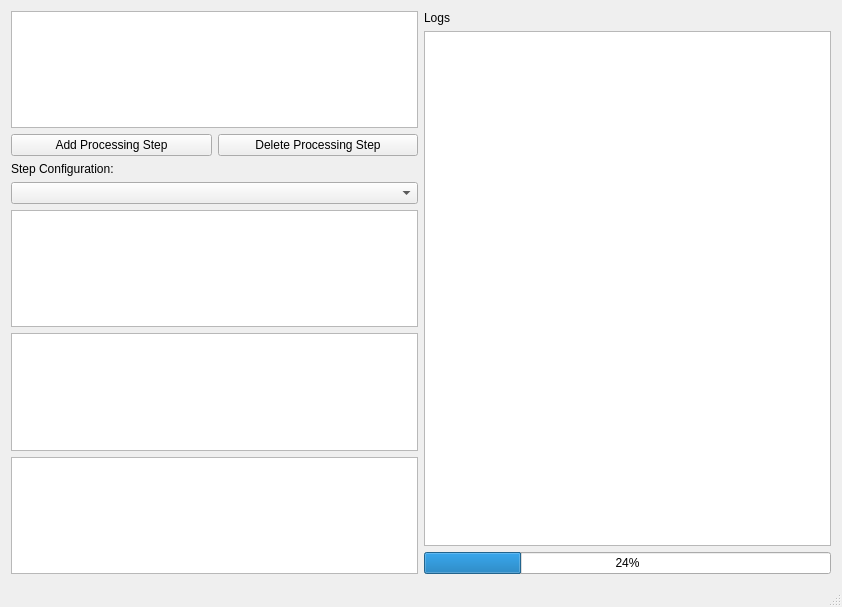
TU-Berlin-CVRS/uipf, file code/gui/mainwindow.ui: the form before one commit.
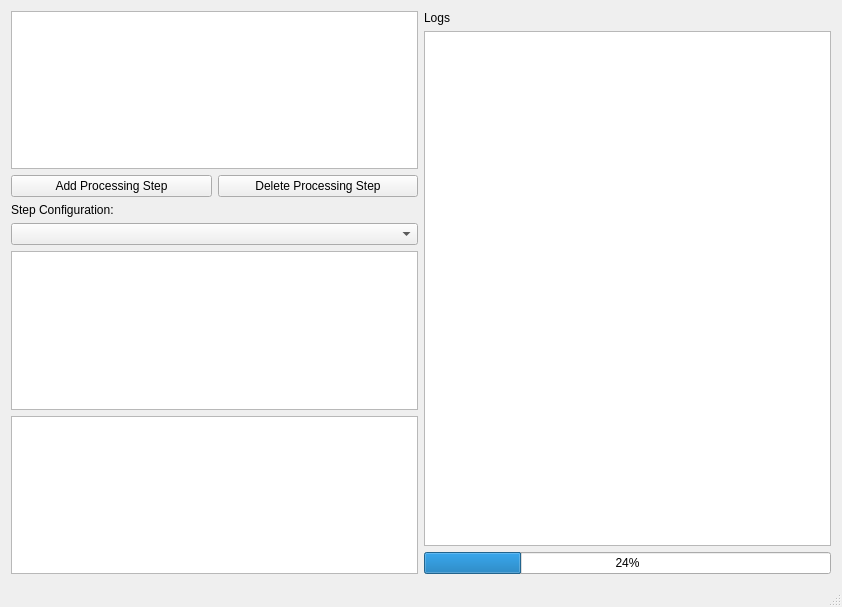
The form after the commit.

Commit message: make the inputs table reflect the current config status

Patch:
```diff
--- a/code/gui/mainwindow.ui
+++ b/code/gui/mainwindow.ui
@@ -79,9 +79,6 @@
       <item>
        <widget class="QTableView" name="tableInputs"/>
       </item>
-      <item>
-       <widget class="QTableView" name="tableView"/>
-      </item>
      </layout>
     </item>
    </layout>
```
Left out of the diff: 2 changed lines with no effect on the pictures. The commit also changes 8 other files.
